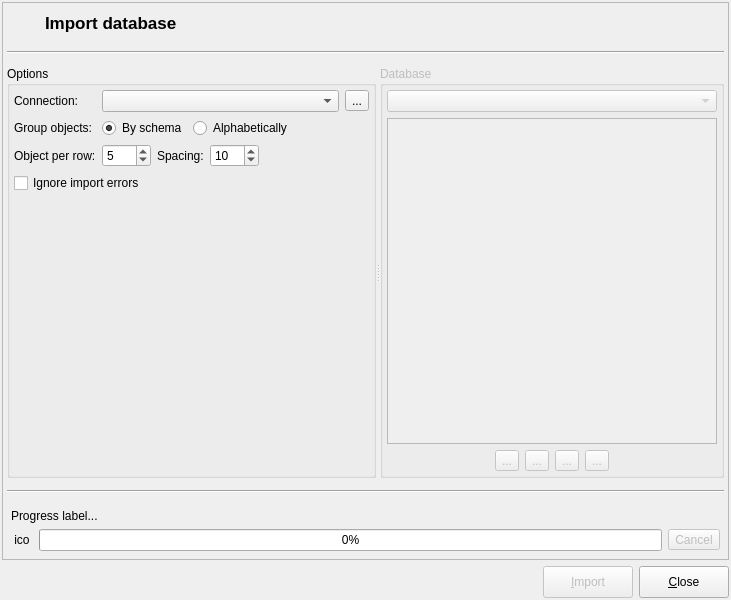
This is libpgmodeler_ui/ui/databaseimportform.ui in pgmodeler/pgmodeler as Qt 5 draws it before an edit. The edited form follows.
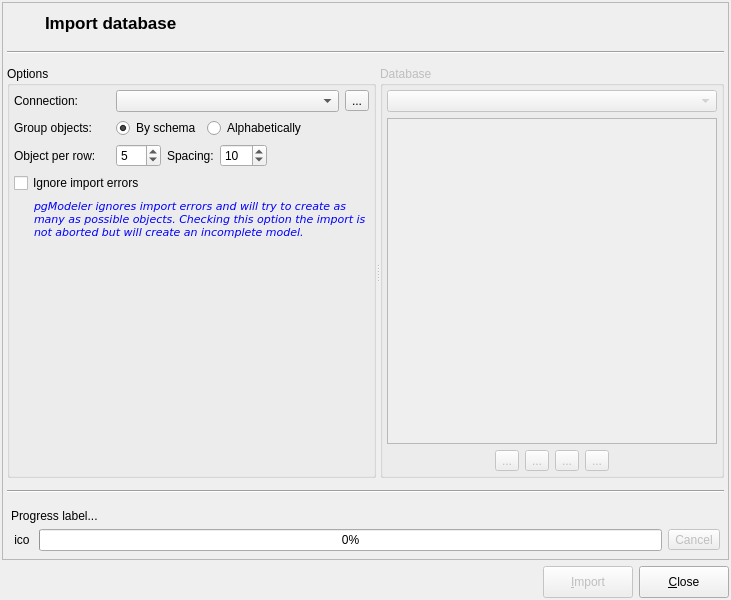
This is the edited form. Icons and pictures are not drawn.

Commit message:
Minor improvement on Catalog class. Now it's possible to query only system objects.
Minor improvement on MainWindow class. Now it's possible to add a pre
configured model widget via addModel(ModelWidget*) method.

DatabaseImportForm and DatabaseImportHelper implementation checkpoint.

```diff
--- a/libpgmodeler_ui/ui/databaseimportform.ui
+++ b/libpgmodeler_ui/ui/databaseimportform.ui
@@ -28,7 +28,7 @@
   <property name="maximumSize">
    <size>
     <width>16777215</width>
-    <height>600</height>
+    <height>16777215</height>
    </size>
   </property>
   <property name="windowTitle">
@@ -272,20 +272,7 @@
              <property name="bottomMargin">
               <number>4</number>
              </property>
-             <item row="5" column="0" colspan="6">
-              <spacer name="verticalSpacer">
-               <property name="orientation">
-                <enum>Qt::Vertical</enum>
-               </property>
-               <property name="sizeHint" stdset="0">
-                <size>
-                 <width>328</width>
-                 <height>188</height>
-                </size>
-               </property>
-              </spacer>
-             </item>
-             <item row="0" column="0">
+             <item row="0" column="0" colspan="2">
               <widget class="QLabel" name="connection_lbl">
                <property name="sizePolicy">
                 <sizepolicy hsizetype="Fixed" vsizetype="Preferred">
@@ -298,7 +285,7 @@
                </property>
               </widget>
              </item>
-             <item row="1" column="1" colspan="5">
+             <item row="1" column="2" colspan="5">
               <layout class="QHBoxLayout" name="horizontalLayout_2">
                <item>
                 <widget class="QRadioButton" name="grp_schema_rb">
@@ -331,33 +318,7 @@
                </item>
               </layout>
              </item>
-             <item row="1" column="0">
-              <widget class="QLabel" name="group_lbl">
-               <property name="sizePolicy">
-                <sizepolicy hsizetype="Fixed" vsizetype="Preferred">
-                 <horstretch>0</horstretch>
-                 <verstretch>0</verstretch>
-                </sizepolicy>
-               </property>
-               <property name="text">
-                <string>Group objects:</string>
-               </property>
-              </widget>
-             </item>
-             <item row="2" column="0">
-              <widget class="QLabel" name="objs_per_row_lbl">
-               <property name="sizePolicy">
-                <sizepolicy hsizetype="Fixed" vsizetype="Preferred">
-                 <horstretch>0</horstretch>
-                 <verstretch>0</verstretch>
-                </sizepolicy>
-               </property>
-               <property name="text">
-                <string>Object per row:</string>
-               </property>
-              </widget>
-             </item>
-             <item row="0" column="1" colspan="5">
+             <item row="0" column="2" colspan="5">
               <layout class="QHBoxLayout" name="horizontalLayout">
                <item>
                 <widget class="QComboBox" name="connections_cmb">
@@ -392,6 +353,19 @@
               </layout>
              </item>
              <item row="2" column="3">
+              <widget class="QLabel" name="obj_spacing_lbl">
+               <property name="sizePolicy">
+                <sizepolicy hsizetype="Fixed" vsizetype="Preferred">
+                 <horstretch>0</horstretch>
+                 <verstretch>0</verstretch>
+                </sizepolicy>
+               </property>
+               <property name="text">
+                <string>Spacing:</string>
+               </property>
+              </widget>
+             </item>
+             <item row="2" column="4">
               <widget class="QSpinBox" name="obj_spacing_sb">
                <property name="minimum">
                 <number>1</number>
@@ -405,19 +379,6 @@
               </widget>
              </item>
              <item row="2" column="2">
-              <widget class="QLabel" name="obj_spacing_lbl">
-               <property name="sizePolicy">
-                <sizepolicy hsizetype="Fixed" vsizetype="Preferred">
-                 <horstretch>0</horstretch>
-                 <verstretch>0</verstretch>
-                </sizepolicy>
-               </property>
-               <property name="text">
-                <string>Spacing:</string>
-               </property>
-              </widget>
-             </item>
-             <item row="2" column="1">
               <widget class="QSpinBox" name="objs_per_row_sb">
                <property name="minimum">
                 <number>1</number>
@@ -430,7 +391,7 @@
                </property>
               </widget>
              </item>
-             <item row="2" column="4" colspan="2">
+             <item row="2" column="5" colspan="2">
               <spacer name="horizontalSpacer_3">
                <property name="orientation">
                 <enum>Qt::Horizontal</enum>
@@ -443,13 +404,127 @@
                </property>
               </spacer>
              </item>
-             <item row="3" column="0" colspan="6">
+             <item row="2" column="0" colspan="2">
+              <widget class="QLabel" name="objs_per_row_lbl">
+               <property name="sizePolicy">
+                <sizepolicy hsizetype="Fixed" vsizetype="Preferred">
+                 <horstretch>0</horstretch>
+                 <verstretch>0</verstretch>
+                </sizepolicy>
+               </property>
+               <property name="text">
+                <string>Object per row:</string>
+               </property>
+              </widget>
+             </item>
+             <item row="1" column="0" colspan="2">
+              <widget class="QLabel" name="group_lbl">
+               <property name="sizePolicy">
+                <sizepolicy hsizetype="Fixed" vsizetype="Preferred">
+                 <horstretch>0</horstretch>
+                 <verstretch>0</verstretch>
+                </sizepolicy>
+               </property>
+               <property name="text">
+                <string>Group objects:</string>
+               </property>
+              </widget>
+             </item>
+             <item row="4" column="0" colspan="7">
               <widget class="QCheckBox" name="ignore_errors_chk">
+               <property name="sizePolicy">
+                <sizepolicy hsizetype="Expanding" vsizetype="Fixed">
+                 <horstretch>0</horstretch>
+                 <verstretch>0</verstretch>
+                </sizepolicy>
+               </property>
                <property name="text">
                 <string>Ignore import errors</string>
                </property>
               </widget>
              </item>
+             <item row="8" column="0" colspan="7">
+              <spacer name="verticalSpacer">
+               <property name="orientation">
+                <enum>Qt::Vertical</enum>
+               </property>
+               <property name="sizeHint" stdset="0">
+                <size>
+                 <width>328</width>
+                 <height>188</height>
+                </size>
+               </property>
+              </spacer>
+             </item>
+             <item row="5" column="0" colspan="7">
+              <widget class="QLabel" name="hint3_lbl">
+               <property name="enabled">
+                <bool>true</bool>
+               </property>
+               <property name="sizePolicy">
+                <sizepolicy hsizetype="Expanding" vsizetype="Preferred">
+                 <horstretch>0</horstretch>
+                 <verstretch>0</verstretch>
+                </sizepolicy>
+               </property>
+               <property name="palette">
+                <palette>
+                 <active>
+                  <colorrole role="WindowText">
+                   <brush brushstyle="SolidPattern">
+                    <color alpha="255">
+                     <red>0</red>
+                     <green>0</green>
+                     <blue>255</blue>
+                    </color>
+                   </brush>
+                  </colorrole>
+                 </active>
+                 <inactive>
+                  <colorrole role="WindowText">
+                   <brush brushstyle="SolidPattern">
+                    <color alpha="255">
+                     <red>0</red>
+                     <green>0</green>
+                     <blue>255</blue>
+                    </color>
+                   </brush>
+                  </colorrole>
+                 </inactive>
+                 <disabled>
+                  <colorrole role="WindowText">
+                   <brush brushstyle="SolidPattern">
+                    <color alpha="255">
+                     <red>117</red>
+                     <green>114</green>
+                     <blue>112</blue>
+                    </color>
+                   </brush>
+                  </colorrole>
+                 </disabled>
+                </palette>
+               </property>
+               <property name="font">
+                <font>
+                 <family>DejaVu Sans</family>
+                 <pointsize>8</pointsize>
+                 <italic>true</italic>
+                </font>
+               </property>
+               <property name="text">
+                <string>pgModeler ignores import errors and will try to create as many as possible objects. Checking this option the import is not aborted but will create an incomplete model.</string>
+               </property>
+               <property name="textFormat">
+                <enum>Qt::PlainText</enum>
+               </property>
+               <property name="wordWrap">
+                <bool>true</bool>
+               </property>
+               <property name="indent">
+                <number>20</number>
+               </property>
+              </widget>
+             </item>
             </layout>
            </widget>
            <widget class="QGroupBox" name="database_gb">
```
The commit also changes 37 other files.
